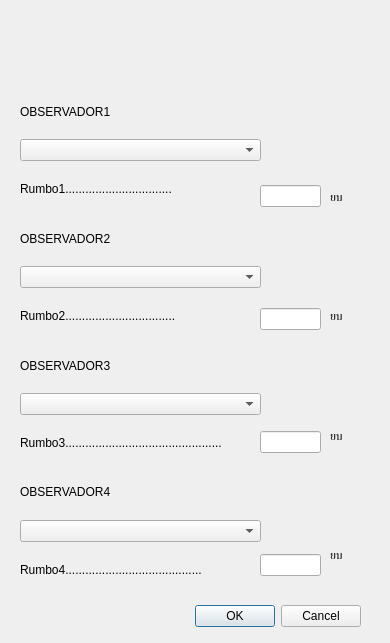
Before: the Qt Designer form alidadas/alidadas_dialog_base.ui in diezrabanos/qgis_plugins, drawn with Qt 5.
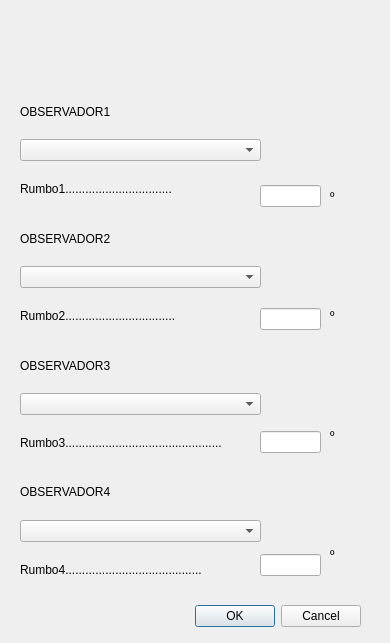
After: the same form once the commit is applied.

```diff
--- a/alidadas/alidadas_dialog_base.ui
+++ b/alidadas/alidadas_dialog_base.ui
@@ -45,28 +45,28 @@
     <item>
      <widget class="QLabel" name="label_18">
       <property name="text">
-       <string>ยบ</string>
+       <string>º</string>
       </property>
      </widget>
     </item>
     <item>
      <widget class="QLabel" name="label_19">
       <property name="text">
-       <string>ยบ</string>
+       <string>º</string>
       </property>
      </widget>
     </item>
     <item>
      <widget class="QLabel" name="label_20">
       <property name="text">
-       <string>ยบ</string>
+       <string>º</string>
       </property>
      </widget>
     </item>
     <item>
      <widget class="QLabel" name="label_22">
       <property name="text">
-       <string>ยบ</string>
+       <string>º</string>
       </property>
      </widget>
     </item>
```
